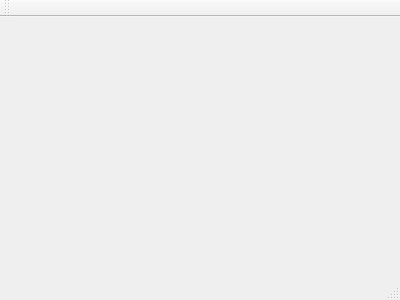
vtyulb/safecloud, file mainwindow.ui: the form before one commit.
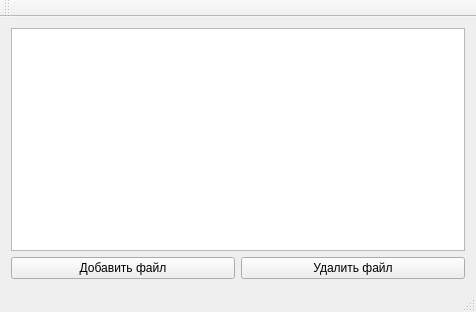
The form after the commit. Custom widgets are drawn as their Qt base class.

Diff of the .ui file:
```diff
--- a/mainwindow.ui
+++ b/mainwindow.ui
@@ -1,24 +1,70 @@
 <ui version="4.0">
  <class>MainWindow</class>
- <widget class="QMainWindow" name="MainWindow" >
-  <property name="geometry" >
+ <widget class="QMainWindow" name="MainWindow">
+  <property name="geometry">
    <rect>
     <x>0</x>
     <y>0</y>
-    <width>400</width>
-    <height>300</height>
+    <width>476</width>
+    <height>312</height>
    </rect>
   </property>
   <property name="windowTitle" >
    <string>MainWindow</string>
   </property>
-  <widget class="QMenuBar" name="menuBar" />
-  <widget class="QToolBar" name="mainToolBar" />
-  <widget class="QWidget" name="centralWidget" />
-  <widget class="QStatusBar" name="statusBar" />
+  <widget class="QWidget" name="centralWidget">
+   <layout class="QGridLayout" name="gridLayout">
+    <item row="0" column="0">
+     <widget class="FileImagesTreeView" name="treeView"/>
+    </item>
+    <item row="1" column="0">
+     <layout class="QHBoxLayout" name="horizontalLayout">
+      <item>
+       <widget class="QPushButton" name="pushButton">
+        <property name="text">
+         <string>Добавить файл</string>
+        </property>
+       </widget>
+      </item>
+      <item>
+       <widget class="QPushButton" name="pushButton_2">
+        <property name="text">
+         <string>Удалить файл</string>
+        </property>
+       </widget>
+      </item>
+     </layout>
+    </item>
+   </layout>
+  </widget>
+  <widget class="QMenuBar" name="menuBar">
+   <property name="geometry">
+    <rect>
+     <x>0</x>
+     <y>0</y>
+     <width>476</width>
+     <height>20</height>
+    </rect>
+   </property>
+  </widget>
+  <widget class="QToolBar" name="mainToolBar">
+   <attribute name="toolBarArea">
+    <enum>TopToolBarArea</enum>
+   </attribute>
+   <attribute name="toolBarBreak">
+    <bool>false</bool>
+   </attribute>
+  </widget>
+  <widget class="QStatusBar" name="statusBar"/>
  </widget>
- <layoutDefault spacing="6" margin="11" />
- <pixmapfunction></pixmapfunction>
+ <layoutdefault spacing="6" margin="11"/>
+ <customwidgets>
+  <customwidget>
+   <class>FileImagesTreeView</class>
+   <extends>QTreeView</extends>
+   <header>fileimagestreeview.h</header>
+  </customwidget>
+ </customwidgets>
  <resources/>
  <connections/>
 </ui>
```
Left out of the diff: 3 changed lines with no effect on the pictures.
